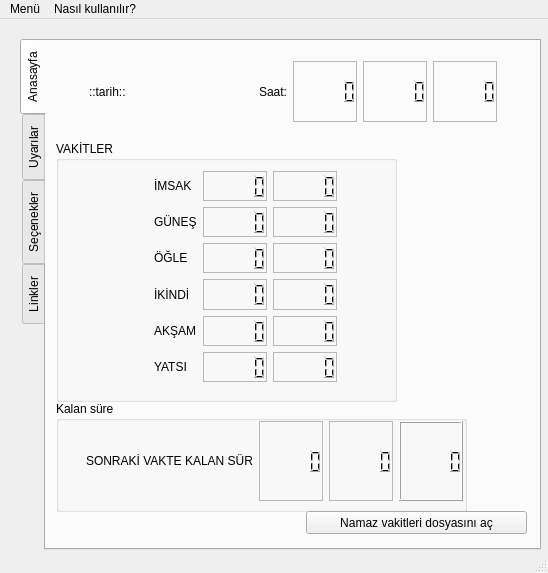
Old version of the form data/gui/ui_pynamaz.ui in the repository mustafairan/pynamaz.
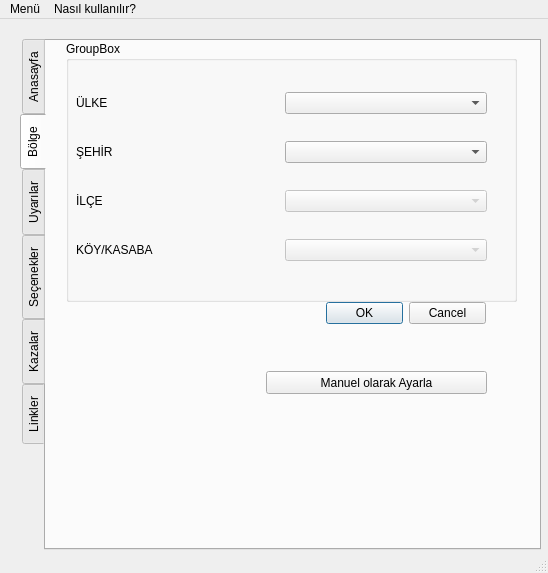
New version of the form. The open tabs and pages were chosen to show the change.

What changed in the file:
```diff
--- a/data/gui/ui_pynamaz.ui
+++ b/data/gui/ui_pynamaz.ui
@@ -628,6 +628,110 @@
         <zorder>horizontalLayoutWidget</zorder>
         <zorder>pushButtonOpenPrayerTimesText</zorder>
        </widget>
+       <widget class="QWidget" name="tab_2">
+        <attribute name="title">
+         <string>Bölge</string>
+        </attribute>
+        <widget class="QGroupBox" name="groupBox_3">
+         <property name="geometry">
+          <rect>
+           <x>20</x>
+           <y>0</y>
+           <width>451</width>
+           <height>261</height>
+          </rect>
+         </property>
+         <property name="title">
+          <string>GroupBox</string>
+         </property>
+         <widget class="QWidget" name="gridLayoutWidget_3">
+          <property name="geometry">
+           <rect>
+            <x>10</x>
+            <y>30</y>
+            <width>411</width>
+            <height>211</height>
+           </rect>
+          </property>
+          <layout class="QGridLayout" name="gridLayout_3">
+           <item row="0" column="0">
+            <widget class="QLabel" name="labelCountry">
+             <property name="text">
+              <string>ÜLKE</string>
+             </property>
+            </widget>
+           </item>
+           <item row="1" column="0">
+            <widget class="QLabel" name="labelCity">
+             <property name="text">
+              <string>ŞEHİR</string>
+             </property>
+            </widget>
+           </item>
+           <item row="2" column="0">
+            <widget class="QLabel" name="labelDistrict">
+             <property name="text">
+              <string>İLÇE</string>
+             </property>
+            </widget>
+           </item>
+           <item row="3" column="0">
+            <widget class="QLabel" name="labelTown">
+             <property name="text">
+              <string>KÖY/KASABA</string>
+             </property>
+            </widget>
+           </item>
+           <item row="0" column="1">
+            <widget class="QComboBox" name="comboBoxSelectCountry"/>
+           </item>
+           <item row="1" column="1">
+            <widget class="QComboBox" name="comboBoxSelectCity"/>
+           </item>
+           <item row="2" column="1">
+            <widget class="QComboBox" name="comboBoxSelectDistrict">
+             <property name="enabled">
+              <bool>false</bool>
+             </property>
+            </widget>
+           </item>
+           <item row="3" column="1">
+            <widget class="QComboBox" name="comboBoxSelectTown">
+             <property name="enabled">
+              <bool>false</bool>
+             </property>
+            </widget>
+           </item>
+          </layout>
+         </widget>
+        </widget>
+        <widget class="QDialogButtonBox" name="buttonBox_2">
+         <property name="geometry">
+          <rect>
+           <x>280</x>
+           <y>260</y>
+           <width>160</width>
+           <height>25</height>
+          </rect>
+         </property>
+         <property name="standardButtons">
+          <set>QDialogButtonBox::Cancel|QDialogButtonBox::Ok</set>
+         </property>
+        </widget>
+        <widget class="QPushButton" name="pushButtonSetTimesManuelly">
+         <property name="geometry">
+          <rect>
+           <x>220</x>
+           <y>330</y>
+           <width>221</width>
+           <height>23</height>
+          </rect>
+         </property>
+         <property name="text">
+          <string>Manuel olarak Ayarla</string>
+         </property>
+        </widget>
+       </widget>
        <widget class="QWidget" name="tab_3">
         <attribute name="title">
          <string>Uyarılar</string>
@@ -821,6 +925,86 @@
          </widget>
         </widget>
        </widget>
+       <widget class="QWidget" name="tab_5">
+        <attribute name="title">
+         <string>Kazalar</string>
+        </attribute>
+        <widget class="QGroupBox" name="groupBox_5">
+         <property name="geometry">
+          <rect>
+           <x>10</x>
+           <y>0</y>
+           <width>311</width>
+           <height>311</height>
+          </rect>
+         </property>
+         <property name="title">
+          <string>GroupBox</string>
+         </property>
+         <widget class="QWidget" name="gridLayoutWidget_6">
+          <property name="geometry">
+           <rect>
+            <x>40</x>
+            <y>30</y>
+            <width>231</width>
+            <height>261</height>
+           </rect>
+          </property>
+          <layout class="QGridLayout" name="gridLayout_7">
+           <item row="2" column="0">
+            <widget class="QLabel" name="label_21">
+             <property name="text">
+              <string>Öğle</string>
+             </property>
+            </widget>
+           </item>
+           <item row="0" column="0">
+            <widget class="QLabel" name="label_22">
+             <property name="text">
+              <string>Sabah</string>
+             </property>
+            </widget>
+           </item>
+           <item row="4" column="0">
+            <widget class="QLabel" name="label_19">
+             <property name="text">
+              <string>Akşam</string>
+             </property>
+            </widget>
+           </item>
+           <item row="3" column="0">
+            <widget class="QLabel" name="label_20">
+             <property name="text">
+              <string>İkindi</string>
+             </property>
+            </widget>
+           </item>
+           <item row="5" column="0">
+            <widget class="QLabel" name="label_18">
+             <property name="text">
+              <string>Yatsı</string>
+             </property>
+            </widget>
+           </item>
+           <item row="2" column="1">
+            <widget class="QSpinBox" name="spinBoxZuhrCount"/>
+           </item>
+           <item row="3" column="1">
+            <widget class="QSpinBox" name="spinBoxAsrCount"/>
+           </item>
+           <item row="4" column="1">
+            <widget class="QSpinBox" name="spinBoxMaghribCount"/>
+           </item>
+           <item row="5" column="1">
+            <widget class="QSpinBox" name="spinBoxIshaCount"/>
+           </item>
+           <item row="0" column="1">
+            <widget class="QSpinBox" name="spinBoxFajrCount"/>
+           </item>
+          </layout>
+         </widget>
+        </widget>
+       </widget>
        <widget class="QWidget" name="tab_6">
         <attribute name="title">
          <string>Linkler</string>
```
Left out of the diff: 137 changed lines with no effect on the pictures.
